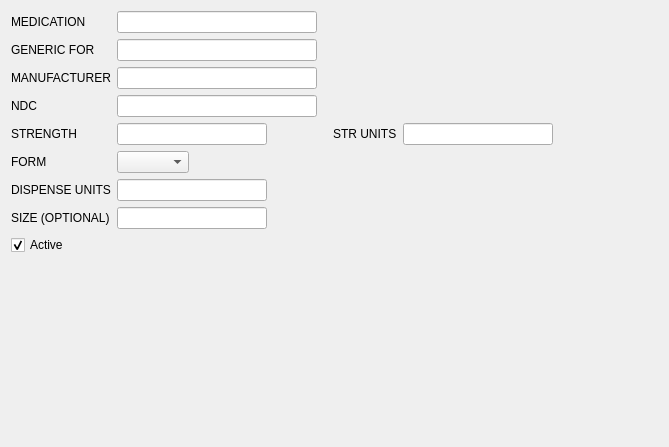
The window that mtrack/nmw_page00.ui (kyledevans/Medicine-Track) describes before a commit, drawn with Qt 5.
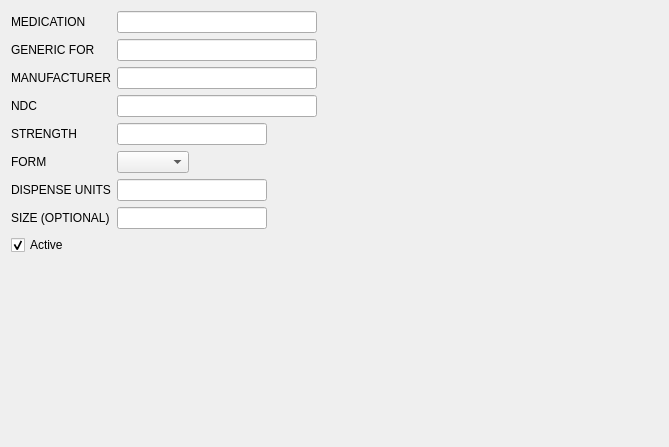
The same window after the commit.

What changed in the file:
```diff
--- a/mtrack/nmw_page00.ui
+++ b/mtrack/nmw_page00.ui
@@ -202,45 +202,6 @@
        </property>
       </widget>
      </item>
-     <item>
-      <spacer name="horizontalSpacer_5">
-       <property name="orientation">
-        <enum>Qt::Horizontal</enum>
-       </property>
-       <property name="sizeType">
-        <enum>QSizePolicy::Fixed</enum>
-       </property>
-       <property name="sizeHint" stdset="0">
-        <size>
-         <width>60</width>
-         <height>20</height>
-        </size>
-       </property>
-      </spacer>
-     </item>
-     <item>
-      <widget class="QLabel" name="strUnitsLabel">
-       <property name="text">
-        <string>STR UNITS</string>
-       </property>
-      </widget>
-     </item>
-     <item>
-      <widget class="QLineEdit" name="strUnitsField">
-       <property name="minimumSize">
-        <size>
-         <width>150</width>
-         <height>0</height>
-        </size>
-       </property>
-       <property name="maximumSize">
-        <size>
-         <width>150</width>
-         <height>16777215</height>
-        </size>
-       </property>
-      </widget>
-     </item>
      <item>
       <spacer name="horizontalSpacer_8">
        <property name="orientation">
```
Left out of the diff: 1 changed line with no effect on the pictures.
